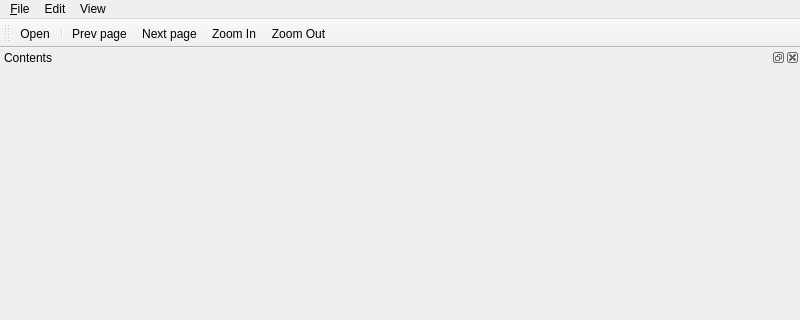
This is ui/mainwindow.ui in reffum/SPReader as Qt 5 draws it before an edit; both pictures show x 0 to 800 and y 0 to 320 of the 800 by 600 pixel window. The edited form follows.
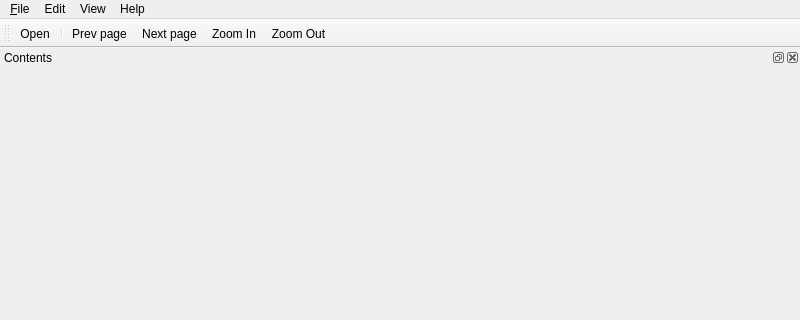
This is the edited form. Icons and pictures are not drawn. Custom widgets are drawn as their Qt base class.

Commit message: Add Help-About dialog

Patch:
```diff
--- a/ui/mainwindow.ui
+++ b/ui/mainwindow.ui
@@ -47,9 +47,16 @@
      <string>View</string>
     </property>
    </widget>
+    <widget class="QMenu" name="menuHelp">
+     <property name="title">
+      <string>Help</string>
+     </property>
+     <addaction name="actionAbout"/>
+    </widget>
    <addaction name="menu_File"/>
    <addaction name="menuEdit"/>
    <addaction name="menuView"/>
+    <addaction name="menuHelp"/>
   </widget>
   <widget class="QStatusBar" name="statusbar"/>
   <widget class="QToolBar" name="toolBar">
```
Left out of the diff: 5 changed lines with no effect on the pictures. Lines whose indentation alone changed are shown as unchanged. The commit also changes 3 other files.
